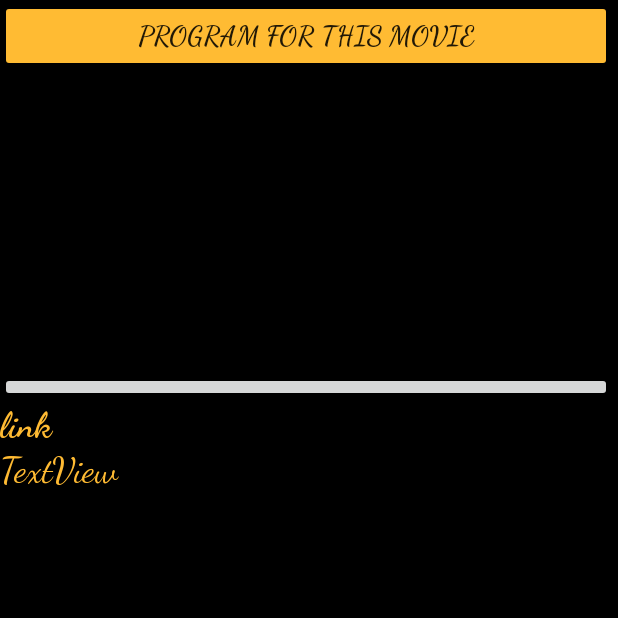
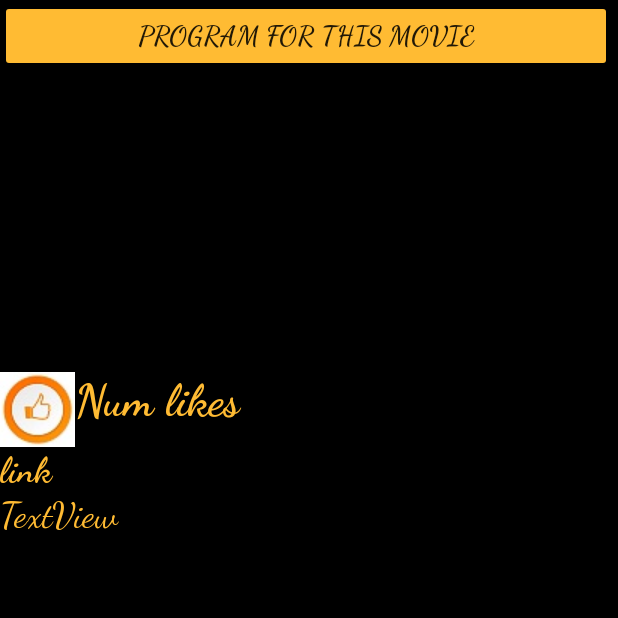
Before and after one commit to DianaMihaylova/CineGrand, an Android app: the MovieDetailsActivity screen opened directly, with no data from a screen before it, on a phone screen of 412 x 824 dp, the top half of it. Run offline under Robolectric (Android 15) with nearby library versions, the phone set to English and light mode, and no system bars; 1 statement that could not run was skipped.

Commit message:
Add like table in database (dont't work still) and change MovieDetailsActivity and layout

```diff
--- a/CineGrand/app/src/main/java/com/example/ittalents/cinegrand/activities/CinemasActivity.java
+++ b/CineGrand/app/src/main/java/com/example/ittalents/cinegrand/activities/CinemasActivity.java
@@ -21,7 +21,6 @@ public class CinemasActivity extends Activity {
         addCinema();
     }
 
-
     private ImageView imageView;
     private Button parkCenterButton;
     private Button ringMallButton;
@@ -36,11 +35,14 @@ public class CinemasActivity extends Activity {
         parkCenterButton = (Button)findViewById(R.id.park_center_button);
         ringMallButton = (Button)findViewById(R.id.ring_mall_button);
 
+        final User u = (User) getIntent().getSerializableExtra("user");
+
         parkCenterButton.setOnClickListener(new View.OnClickListener() {
             @Override
             public void onClick(View v) {
                 Intent intent = new Intent(getBaseContext(), ListViewMoviesActivity.class);
                 intent.putExtra("Kino", cinemas.get(0));
+                intent.putExtra("user", u);
                 startActivity(intent);
             }
         });
@@ -50,6 +52,7 @@ public class CinemasActivity extends Activity {
             public void onClick(View v) {
                 Intent intent = new Intent(getBaseContext(), ListViewMoviesActivity.class);
                 intent.putExtra("Kino", cinemas.get(1));
+                intent.putExtra("user", u);
                 startActivity(intent);
             }
         });
@@ -64,5 +67,4 @@ public class CinemasActivity extends Activity {
                 "+359 875 300 996, +359 875 200 993", R.drawable.ring_mall_map);
         cinemas.add(ringMall);
     }
-
 }
--- a/CineGrand/app/src/main/java/com/example/ittalents/cinegrand/activities/MovieDetailsActivity.java
+++ b/CineGrand/app/src/main/java/com/example/ittalents/cinegrand/activities/MovieDetailsActivity.java
@@ -27,7 +27,7 @@ public class MovieDetailsActivity extends Activity {
     private TextView info, trailer;
     private Button programBtn;
     private Movie movieToProgram;
-    private ImageButton imgBtn;
+    private ImageButton likeBtn;
     private DatabaseManager myDb;
 
     @Override
@@ -39,7 +39,7 @@ public class MovieDetailsActivity extends Activity {
         info = (TextView) findViewById(R.id.textView2);
         trailer = (TextView) findViewById(R.id.textView);
         programBtn = (Button) findViewById(R.id.button_program);
-        imgBtn = (ImageButton) findViewById(R.id.img_btn);
+        likeBtn = (ImageButton) findViewById(R.id.like_btn);
         myDb = DatabaseManager.getDBManager(this);
         myDb.createDatabase();
 
@@ -63,7 +63,7 @@ public class MovieDetailsActivity extends Activity {
             }
         });
 
-        imgBtn.setOnClickListener(new View.OnClickListener() {
+        likeBtn.setOnClickListener(new View.OnClickListener() {
             @Override
             public void onClick(View v) {
                 User u = (User) getIntent().getSerializableExtra("user");
@@ -71,8 +71,8 @@ public class MovieDetailsActivity extends Activity {
                 if (result) {
                     Toast.makeText(MovieDetailsActivity.this, "You like this movie :)", Toast.LENGTH_LONG).show();
                     movieToProgram.setNumOfLikes(movieToProgram.getNumOfLikes() + 1);
-
                 } else {
+                    myDb.deleteLike(u.getEmail(), movieToProgram);
                     Toast.makeText(getBaseContext(), "You unlike this movie :(", Toast.LENGTH_LONG).show();
                     movieToProgram.setNumOfLikes(movieToProgram.getNumOfLikes() - 1);
                 }
--- a/CineGrand/app/src/main/res/layout/activity_movie_details.xml
+++ b/CineGrand/app/src/main/res/layout/activity_movie_details.xml
@@ -26,10 +26,28 @@
         android:layout_height="200dp"
         app:srcCompat="@drawable/it" />
 
-    <ImageButton
-        android:id="@+id/img_btn"
+    <LinearLayout
         android:layout_width="match_parent"
-        android:layout_height="wrap_content" />
+        android:layout_height="wrap_content"
+        android:orientation="horizontal">
+
+        <ImageButton
+            android:id="@+id/like_btn"
+            android:layout_width="wrap_content"
+            android:layout_height="wrap_content"
+            android:background="@drawable/like_button" />
+
+        <TextView
+            android:layout_width="match_parent"
+            android:layout_height="wrap_content"
+            android:fontFamily="cursive"
+            android:text="Num likes"
+            android:textColor="@android:color/holo_orange_light"
+            android:textSize="30sp"
+            android:textStyle="bold" />
+
+    </LinearLayout>
+
 
     <TextView
         android:id="@+id/textView"
```
Also changed, not shown: CineGrand/app/src/main/java/com/example/ittalents/cinegrand/data/DatabaseManager.java (+9 -1 lines), CineGrand/app/src/main/res/drawable/like_button.jpg (added), CineGrand/app/src/main/res/drawable/map_arsenalski.jpg (deleted).
